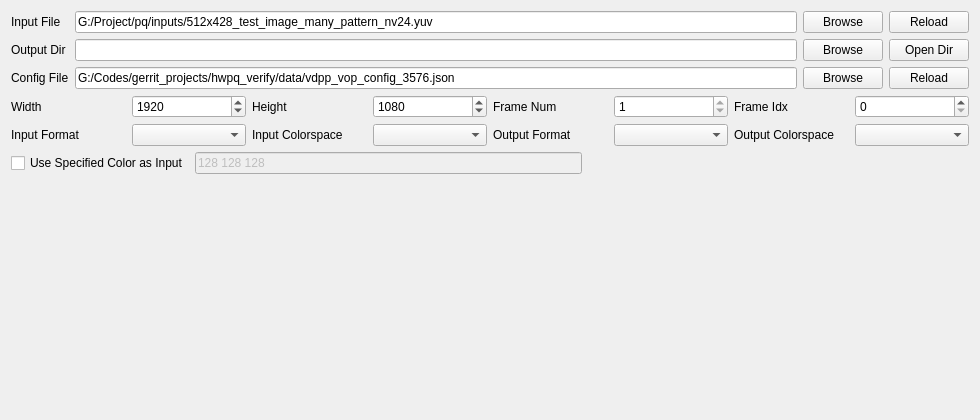
Before: the Qt Designer form script/verify_tool_app/ui/io_ui.ui in FaiScofield/hwpq_verify, drawn with Qt 5.
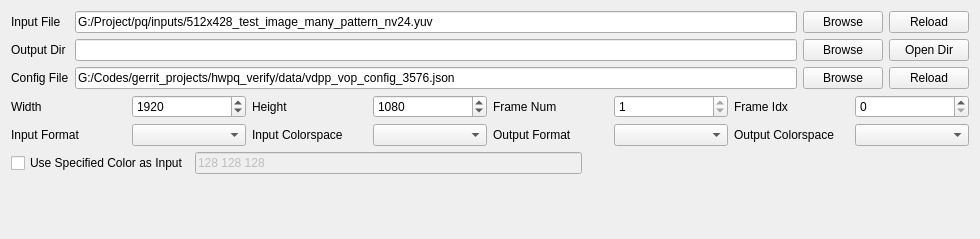
After: the same form once the commit is applied.

Diff of the .ui file:
```diff
--- a/script/verify_tool_app/ui/io_ui.ui
+++ b/script/verify_tool_app/ui/io_ui.ui
@@ -7,7 +7,7 @@
     <x>0</x>
     <y>0</y>
     <width>980</width>
-    <height>420</height>
+    <height>239</height>
    </rect>
   </property>
   <property name="windowTitle">
```
